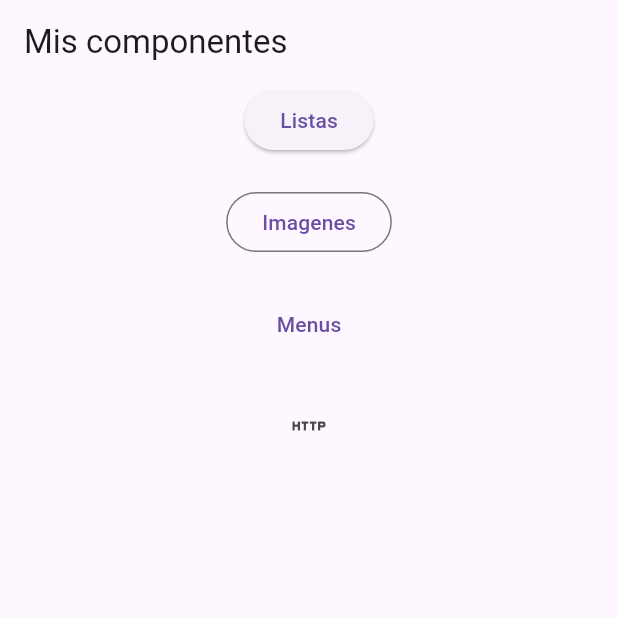
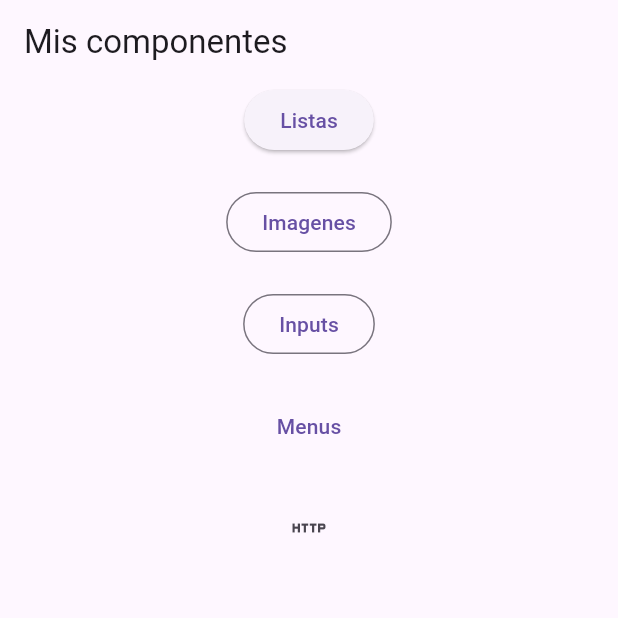
Before and after one commit to jalvarenga-unah/IS513-SA-II-PAC-2024, a Flutter app: the screen it shows after launch, on a phone screen of 412 x 824 dp, the top half of it. Run offline on Flutter 3.47's test engine with Material 3 defaults, Android fonts, the phone set to English and light mode, and no system bars.

Commit message:
Manejo de rutas no existentes y creación de una nueva ruta para los inputs

```diff
--- a/intro-flutter/componentes/lib/home_page.dart
+++ b/intro-flutter/componentes/lib/home_page.dart
@@ -1,4 +1,3 @@
-import 'package:componentes/listas_page.dart';
 import 'package:flutter/material.dart';
 
 class HomePage extends StatelessWidget {
@@ -36,6 +35,13 @@ class HomePage extends StatelessWidget {
               child: const Text('Imagenes'),
             ),
             const SizedBox(height: 20),
+            OutlinedButton(
+              onPressed: () {
+                Navigator.of(context).pushNamed('inpusts');
+              },
+              child: const Text('Inputs'),
+            ),
+            const SizedBox(height: 20),
             TextButton(
               onPressed: () => Navigator.of(context).pushNamed('menus'),
               child: const Text('Menus'),
```
Also changed, not shown: intro-flutter/componentes/lib/main.dart (+44 -0 lines).
